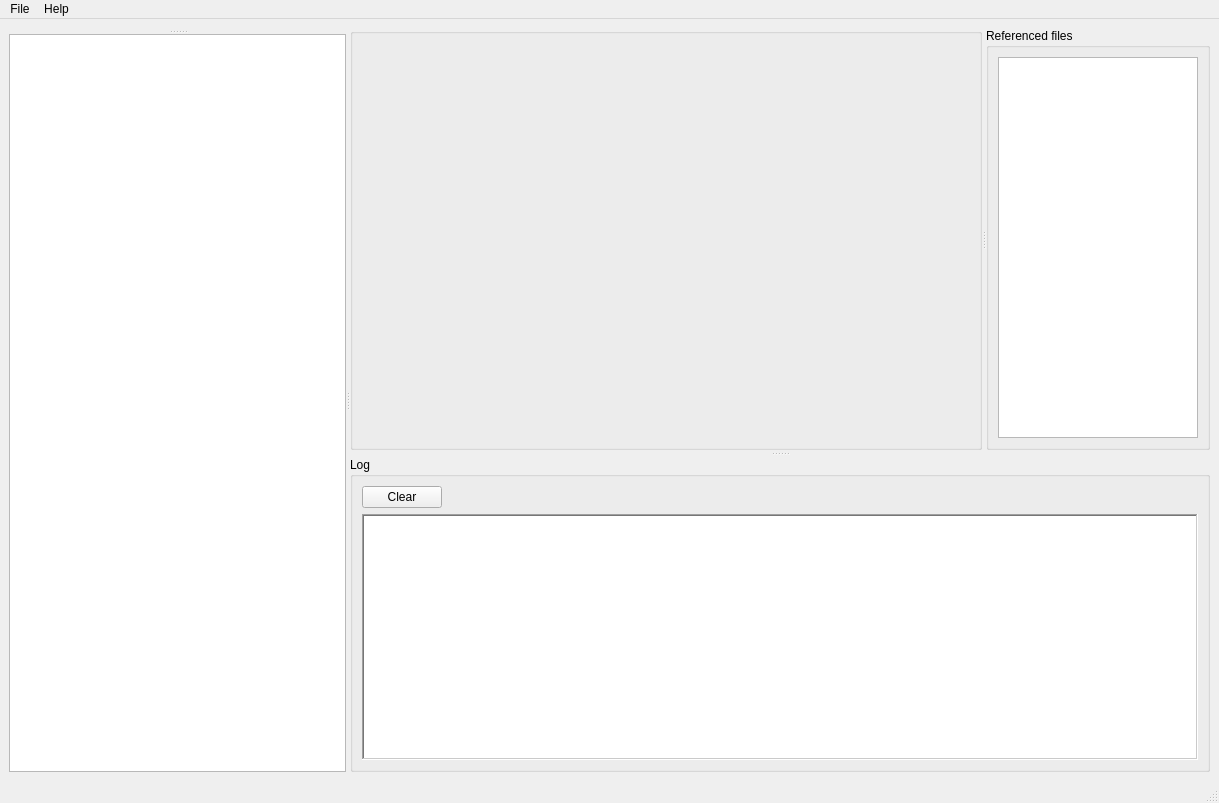
Old version of the form ui/main-window.ui in the repository michaelpm54/Ace3x.
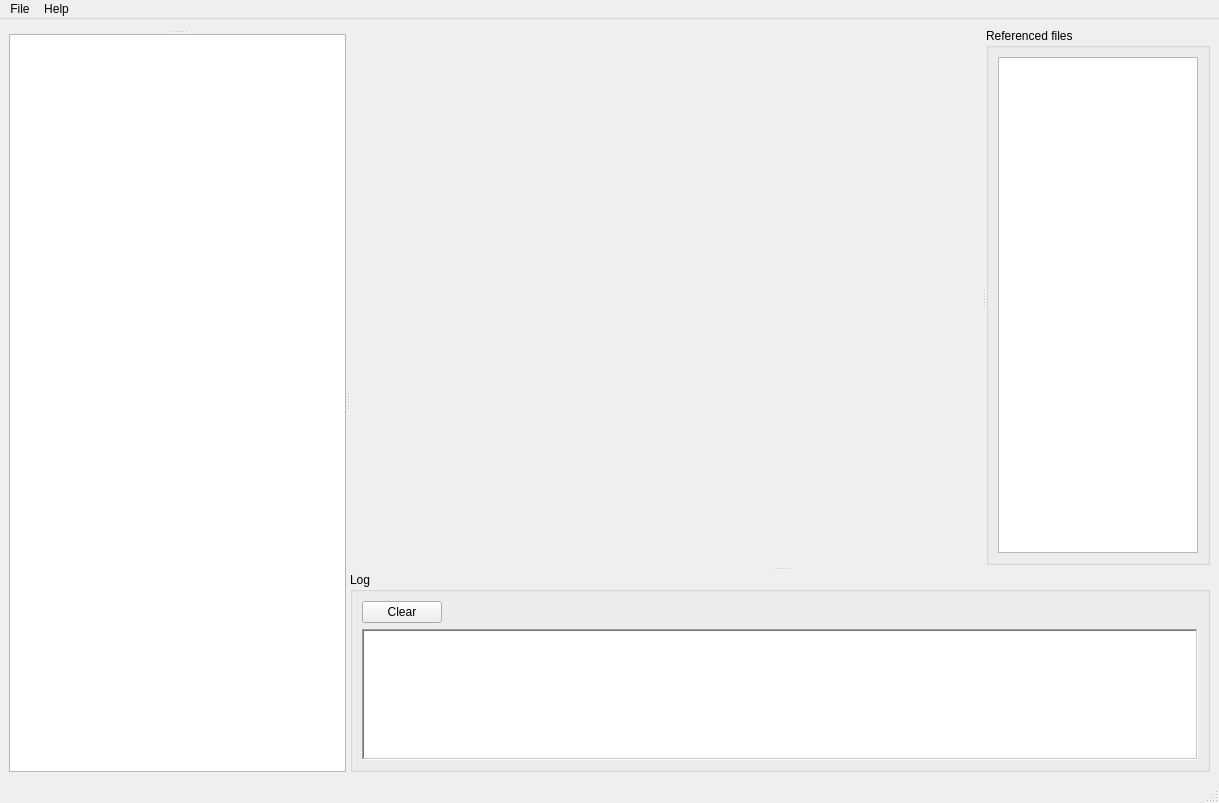
New version of the form. Custom widgets are drawn as their Qt base class.

Commit message: Make the pesky log smaller

```diff
--- a/ui/main-window.ui
+++ b/ui/main-window.ui
@@ -86,7 +86,7 @@
        </property>
        <widget class="QSplitter" name="view_ref_splitter">
         <property name="sizePolicy">
-         <sizepolicy hsizetype="Minimum" vsizetype="Minimum">
+         <sizepolicy hsizetype="MinimumExpanding" vsizetype="Minimum">
           <horstretch>0</horstretch>
           <verstretch>3</verstretch>
          </sizepolicy>
@@ -94,7 +94,7 @@
         <property name="orientation">
          <enum>Qt::Horizontal</enum>
         </property>
-        <widget class="ViewManager" name="view_manager">
+        <widget class="ViewManager" name="view_manager" native="true">
          <property name="sizePolicy">
           <sizepolicy hsizetype="Preferred" vsizetype="Preferred">
            <horstretch>90</horstretch>
@@ -131,9 +131,9 @@
        </widget>
        <widget class="QGroupBox" name="groupBox">
         <property name="sizePolicy">
-         <sizepolicy hsizetype="Preferred" vsizetype="Maximum">
+         <sizepolicy hsizetype="Maximum" vsizetype="Maximum">
           <horstretch>0</horstretch>
-          <verstretch>2</verstretch>
+          <verstretch>1</verstretch>
          </sizepolicy>
         </property>
         <property name="title">
@@ -249,7 +249,7 @@
   </customwidget>
   <customwidget>
    <class>ViewManager</class>
-   <extends>QGroupBox</extends>
+   <extends>QWidget</extends>
    <header>widgets/view-manager.hpp</header>
    <container>1</container>
   </customwidget>
```
